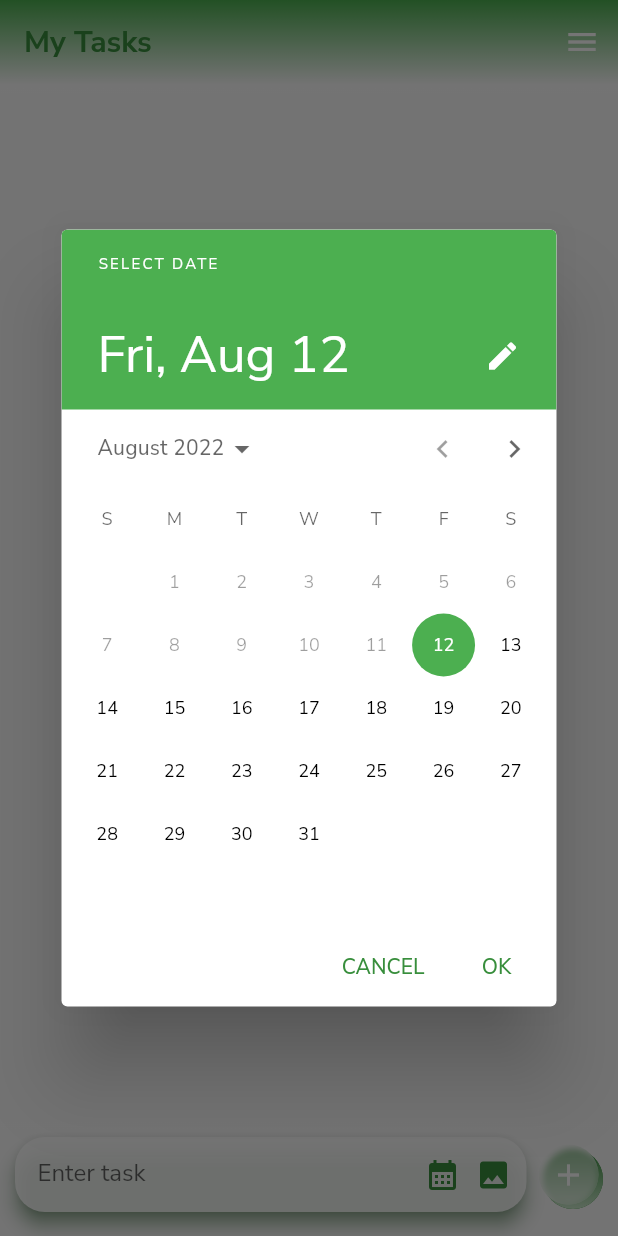
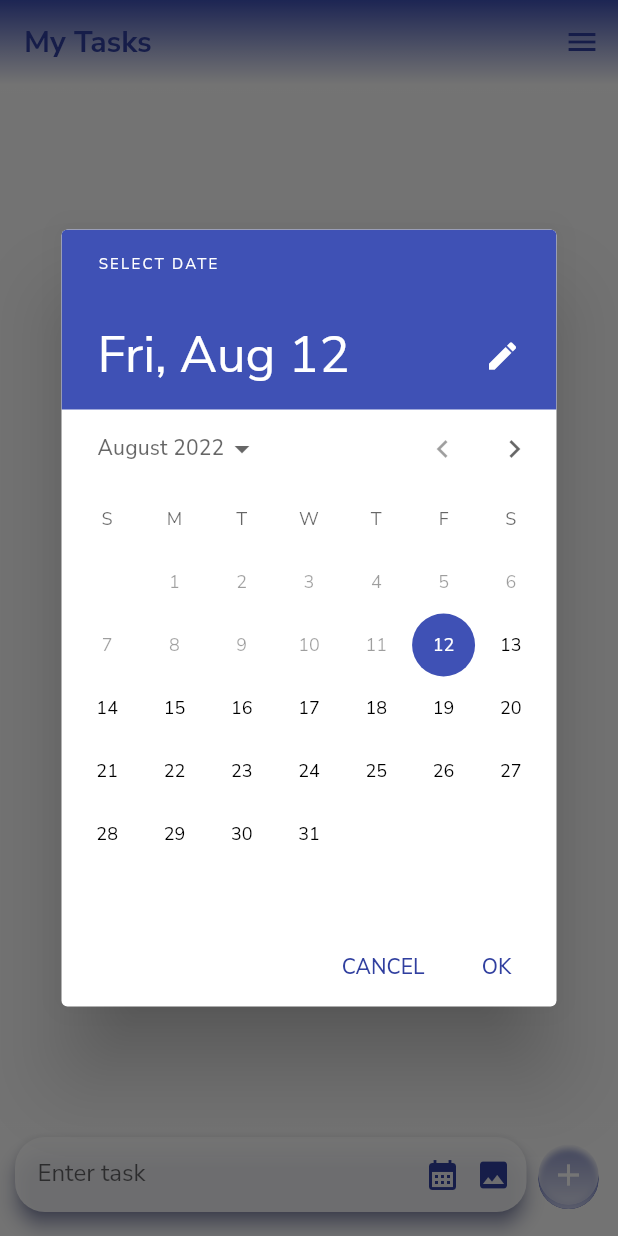
Before and after one commit to ahmetselimkaraca/todo_firebase, a Flutter app: the screen it shows once a user with an empty profile is signed in, after a tap on the "calendar month" icon, on a phone screen of 412 x 824 dp. Run offline on Flutter 3.47's test engine with Material 2 defaults, Android fonts, the phone set to English and light mode, and no system bars; our stand-ins replace cloud_firestore, firebase_auth, firebase_core, fluttertoast, google_fonts, image_picker and 1 more; accounts and stored records are empty; network calls fail.

Commit message:
save theme state, undo toast added

```diff
--- a/lib/auth/auth_form.dart
+++ b/lib/auth/auth_form.dart
@@ -77,7 +77,7 @@ class _AuthFormState extends State<AuthForm> {
           break;
       }
 
-      showErrorToast(context, _errorMessage);
+      showErrorToast(_errorMessage);
     }
   }
 
@@ -101,7 +101,7 @@ class _AuthFormState extends State<AuthForm> {
           ],
         ),
       );
-  void showErrorToast(BuildContext context, String msg) {
+  void showErrorToast(String msg) {
     FToast().init(context);
     FToast().showToast(child: errorToast(msg), gravity: ToastGravity.BOTTOM);
   }
@@ -223,7 +223,7 @@ class _AuthFormState extends State<AuthForm> {
                         key: const ValueKey("rePassword"),
                         validator: (val) {
                           if (val != _pass.text) {
-                            showErrorToast(context, 'Passwords do not match');
+                            showErrorToast('Passwords do not match');
                             return "";
                           } else
                             return null;
--- a/lib/main.dart
+++ b/lib/main.dart
@@ -3,30 +3,85 @@ import 'package:flutter/material.dart';
 import 'package:firebase_auth/firebase_auth.dart';
 import 'package:firebase_core/firebase_core.dart';
 import 'package:google_fonts/google_fonts.dart';
+import 'package:shared_preferences/shared_preferences.dart';
 
 import 'package:todo_firebase/auth/auth_screen.dart';
 import 'package:todo_firebase/screens/home.dart';
 
 void main(List<String> args) async {
   WidgetsFlutterBinding.ensureInitialized();
+  SharedPreferences prefs = await SharedPreferences.getInstance();
+  String themeColor = prefs.getString('themeColor');
   await Firebase.initializeApp();
-  runApp(MyApp());
+  runApp(MyApp(themeColor));
 }
 
 class MyApp extends StatefulWidget {
-  MyApp({Key key}) : super(key: key);
+  final String themeColor;
+  MyApp(this.themeColor, {Key key}) : super(key: key);
 
   @override
   State<MyApp> createState() => _MyAppState();
 }
 
 class _MyAppState extends State<MyApp> {
-  MaterialColor mainColor = Colors.green;
+  MaterialColor mainColor;
 
-  void changeThemeColor(MaterialColor newColor) {
-    setState(() {
-      mainColor = newColor;
-    });
+  @override
+  void initState() {
+    mainColor = strToColor(widget.themeColor);
+    if (mainColor == null) {
+      mainColor = Colors.indigo;
+    }
+    super.initState();
+  }
+
+  MaterialColor strToColor(String colorString) {
+    MaterialColor materialColor;
+
+    switch (colorString) {
+      case 'Yellow':
+        materialColor = Colors.yellow;
+        break;
+      case 'Orange':
+        materialColor = Colors.orange;
+        break;
+      case 'Red':
+        materialColor = Colors.red;
+        break;
+      case 'Pink':
+        materialColor = Colors.pink;
+        break;
+      case 'Purple':
+        materialColor = Colors.deepPurple;
+        break;
+      case 'Indigo':
+        materialColor = Colors.indigo;
+        break;
+      case 'Blue':
+        materialColor = Colors.blue;
+        break;
+      case 'Cyan':
+        materialColor = Colors.cyan;
+        break;
+      case 'Green':
+        materialColor = Colors.green;
+        break;
+      case 'Grey':
+        materialColor = Colors.grey;
+        break;
+    }
+    return materialColor;
+  }
+
+  void changeThemeColor(String newColorString) async {
+    SharedPreferences prefs = await SharedPreferences.getInstance();
+    setState(
+      () {
+        prefs.setString('themeColor', newColorString);
+        mainColor = strToColor(prefs.getString('themeColor'));
+      },
+    );
   }
 
   @override
--- a/lib/screens/home.dart
+++ b/lib/screens/home.dart
@@ -29,9 +29,11 @@ class _HomeState extends State<Home> {
   getUid() {
     FirebaseAuth auth = FirebaseAuth.instance;
     final User user = auth.currentUser;
-    setState(() {
-      uid = user.uid;
-    });
+    setState(
+      () {
+        uid = user.uid;
+      },
+    );
   }
 
   String timeOfDayAsHhMm(TimeOfDay tod) {
@@ -172,7 +174,7 @@ class _HomeState extends State<Home> {
               },
             );
           },
-          icon: const Icon(Icons.menu),
+          icon: Icon(Icons.menu, color: Theme.of(context).primaryColorDark),
         )
       ],
     );
@@ -187,6 +189,7 @@ class _HomeState extends State<Home> {
     return GestureDetector(
       onTap: () => FocusManager.instance.primaryFocus?.unfocus(),
       child: Scaffold(
+        resizeToAvoidBottomInset: false,
         appBar: appBar,
         body: Stack(
           children: [
@@ -212,7 +215,10 @@ class _HomeState extends State<Home> {
             ),
           ],
         ),
-        floatingActionButton: NewTask(_addTaskToFirebase),
+        floatingActionButton: Padding(
+            padding: EdgeInsets.only(
+                bottom: MediaQuery.of(context).viewInsets.bottom),
+            child: NewTask(_addTaskToFirebase)),
         floatingActionButtonLocation: FloatingActionButtonLocation.centerFloat,
       ),
     );
--- a/lib/widgets/color_options.dart
+++ b/lib/widgets/color_options.dart
@@ -45,7 +45,7 @@ class ColorOptions extends StatelessWidget {
       return InkWell(
         onTap: () {
           Navigator.pop(context);
-          changeThemeColor(color);
+          changeThemeColor(colorString);
         },
         splashColor: color.withAlpha(31),
         highlightColor: color.withAlpha(31),
--- a/lib/widgets/new_task.dart
+++ b/lib/widgets/new_task.dart
@@ -240,8 +240,9 @@ class _NewTaskState extends State<NewTask> {
             Stack(
               children: [
                 Positioned(
-                  left: 6,
-                  top: 6,
+                  top: 3,
+                  child: Container(
+                    margin: EdgeInsets.all(3),
                     child: CircleAvatar(
                       child: Container(
                         decoration: BoxDecoration(
@@ -253,6 +254,7 @@ class _NewTaskState extends State<NewTask> {
                               Theme.of(context).primaryColorDark,
                               Theme.of(context).primaryColorLight,
                             ],
+                          ),
                         ),
                       ),
                     ),
--- a/pubspec.yaml
+++ b/pubspec.yaml
@@ -42,6 +42,7 @@ dependencies:
   fluttertoast: ^8.0.9
   google_fonts: ^3.0.1
   image_picker: ^0.8.5+3
+  shared_preferences: ^2.0.15
 
 
 dev_dependencies:
```
Also changed, not shown: lib/widgets/task_list.dart (+65 -36 lines), assets/images/empty-list.png, pubspec.lock, 1 other file. Lines whose indentation alone changed are shown as unchanged.
